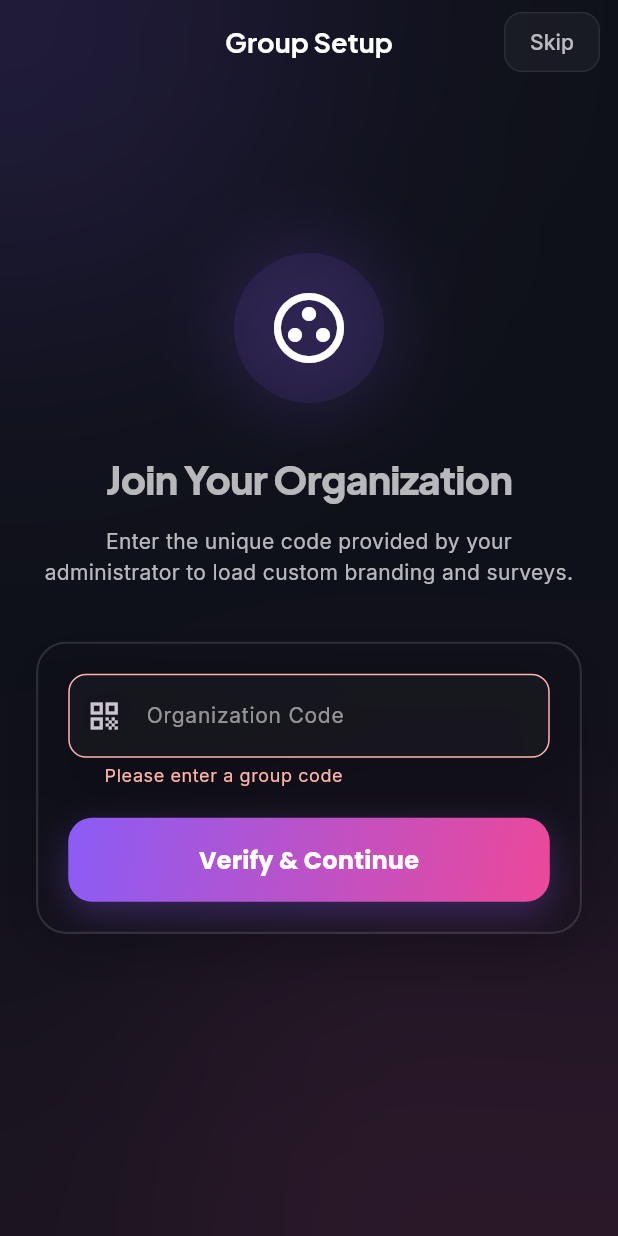
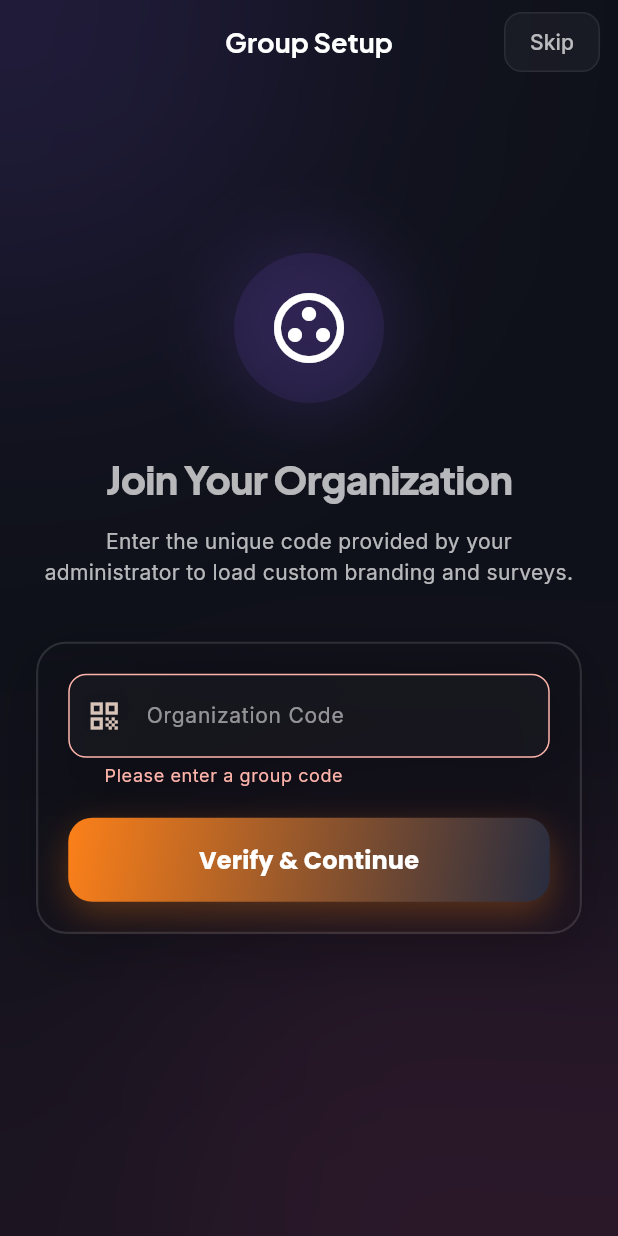
Before and after one commit to gauravtiwarincc/CommunitySurvey, a Flutter app: the screen it shows after launch, after a tap on "Verify & Continue", on a phone screen of 412 x 824 dp. Run offline on Flutter 3.47's test engine with Material 3 defaults, Android fonts, the phone set to English and light mode, and no system bars; our stand-ins replace dio, flutter_colorpicker, flutter_riverpod, flutter_secure_storage, google_fonts, share_plus and 1 more; accounts and stored records are empty; network calls fail.

Commit message:
UI Overhaul: Swiggy/Cred themes and micro-animations

```diff
--- a/flutter_app/lib/core/network/api_endpoints.dart
+++ b/flutter_app/lib/core/network/api_endpoints.dart
@@ -7,8 +7,9 @@ class ApiEndpoints {
   static const String profile = '/auth/profile';
   static const String joinOrg = '/auth/join-org';
 
-  // Config
+  // Config & Context
   static const String config = '/config';
+  static const String availableContexts = '/contexts';
 
   // Admin
   static const String adminDashboard = '/admin/dashboard';
--- a/flutter_app/lib/core/theme/theme_controller.dart
+++ b/flutter_app/lib/core/theme/theme_controller.dart
@@ -2,34 +2,67 @@ import 'package:flutter/material.dart';
 import 'package:flutter_riverpod/flutter_riverpod.dart';
 import 'package:community_survey/models/admin_models.dart';
 import 'package:community_survey/core/theme/premium_theme.dart';
+import 'package:community_survey/models/user_context.dart';
+import 'package:community_survey/features/context/context_provider.dart';
 
 class ThemeState {
   final OrganizationConfig? config;
+  final UserContext? activeContext;
+  final bool isAdminMode;
   final ThemeData lightTheme;
   final ThemeData darkTheme;
 
-  ThemeState({this.config, required this.lightTheme, required this.darkTheme});
+  ThemeState({this.config, this.activeContext, this.isAdminMode = false, required this.lightTheme, required this.darkTheme});
 }
 
 class ThemeController extends StateNotifier<ThemeState> {
-  ThemeController() : super(_createState(null));
+  ThemeController() : super(_createState(null, null, false));
 
   void updateBranding(OrganizationConfig? config) {
-    state = _createState(config);
+    state = _createState(config, state.activeContext, state.isAdminMode);
   }
 
-  static ThemeState _createState(OrganizationConfig? config) {
-    final primaryColor = _parseColor(config?.primaryColor, const Color(0xFF8B5CF6));
-    final secondaryColor = _parseColor(config?.secondaryColor, const Color(0xFFEC4899));
-    final accentColor = _parseColor(config?.accentColor, const Color(0xFF10B981));
+  void updateContextBranding(UserContext? context) {
+    state = _createState(state.config, context, state.isAdminMode);
+  }
+
+  void setAdminMode(bool isActive) {
+    if (state.isAdminMode != isActive) {
+      state = _createState(state.config, state.activeContext, isActive);
+    }
+  }
+
+  static ThemeState _createState(OrganizationConfig? config, UserContext? context, bool isAdminMode) {
+    Color primaryColor;
+    Color secondaryColor;
+    Color accentColor;
+
+    if (isAdminMode) {
+      // Midnight Blue & Gold for Admin Console
+      primaryColor = const Color(0xFFD4AF37); // Gold
+      secondaryColor = const Color(0xFF1E293B); // Midnight Blue
+      accentColor = const Color(0xFFFACC15); // Accent Gold
+    } else if (context != null && context.contextType == 'GROUP') {
+      // Group White-labeling
+      primaryColor = _parseColor(context.primaryColor ?? config?.primaryColor, const Color(0xFF8B5CF6));
+      secondaryColor = _parseColor(context.secondaryColor ?? config?.secondaryColor, const Color(0xFFEC4899));
+      accentColor = _parseColor(config?.accentColor, const Color(0xFF10B981));
+    } else {
+      // Base/Profile Mode (Swiggy inspired default: Vibrant Orange)
+      primaryColor = const Color(0xFFFC8019); // Swiggy Orange
+      secondaryColor = const Color(0xFF282C3F); // Dark slate
+      accentColor = const Color(0xFF60B246); // Success Green
+    }
 
     return ThemeState(
       config: config,
+      activeContext: context,
+      isAdminMode: isAdminMode,
       lightTheme: PremiumTheme.buildTheme(
         primary: primaryColor,
         secondary: secondaryColor,
         accent: accentColor,
-        brightness: Brightness.dark,
+        brightness: Brightness.dark, // Defaulting everything to dark mode for Cred-like sleekness
       ),
       darkTheme: PremiumTheme.buildTheme(
         primary: primaryColor,
--- a/flutter_app/lib/core/widgets/glass_card.dart
+++ b/flutter_app/lib/core/widgets/glass_card.dart
@@ -1,13 +1,14 @@
 import 'dart:ui';
 import 'package:flutter/material.dart';
 
-class GlassCard extends StatelessWidget {
+class GlassCard extends StatefulWidget {
   final Widget child;
   final EdgeInsetsGeometry? padding;
   final EdgeInsetsGeometry? margin;
   final double borderRadius;
   final Color? borderColor;
   final Color? backgroundColor;
+  final VoidCallback? onTap;
 
   const GlassCard({
     super.key,
@@ -17,14 +18,53 @@ class GlassCard extends StatelessWidget {
     this.borderRadius = 20,
     this.borderColor,
     this.backgroundColor,
+    this.onTap,
   });
 
   @override
+  State<GlassCard> createState() => _GlassCardState();
+}
+
+class _GlassCardState extends State<GlassCard> with SingleTickerProviderStateMixin {
+  late AnimationController _controller;
+  late Animation<double> _scaleAnimation;
+
+  @override
+  void initState() {
+    super.initState();
+    _controller = AnimationController(vsync: this, duration: const Duration(milliseconds: 150));
+    _scaleAnimation = Tween<double>(begin: 1.0, end: 0.97).animate(
+      CurvedAnimation(parent: _controller, curve: Curves.easeInOut),
+    );
+  }
+
+  @override
+  void dispose() {
+    _controller.dispose();
+    super.dispose();
+  }
+
+  void _onPointerDown(PointerDownEvent event) {
+    if (widget.onTap != null) _controller.forward();
+  }
+
+  void _onPointerUp(PointerUpEvent event) {
+    if (widget.onTap != null) {
+      _controller.reverse();
+      widget.onTap!();
+    }
+  }
+
+  void _onPointerCancel(PointerCancelEvent event) {
+    if (widget.onTap != null) _controller.reverse();
+  }
+
+  @override
   Widget build(BuildContext context) {
-    return Container(
-      margin: margin,
+    final cardContent = Container(
+      margin: widget.margin,
       decoration: BoxDecoration(
-        borderRadius: BorderRadius.circular(borderRadius),
+        borderRadius: BorderRadius.circular(widget.borderRadius),
         boxShadow: [
           BoxShadow(
             color: Colors.black.withOpacity(0.2),
@@ -34,31 +74,45 @@ class GlassCard extends StatelessWidget {
         ],
       ),
       child: ClipRRect(
-        borderRadius: BorderRadius.circular(borderRadius),
+        borderRadius: BorderRadius.circular(widget.borderRadius),
         child: BackdropFilter(
           filter: ImageFilter.blur(sigmaX: 24, sigmaY: 24),
           child: Container(
-            padding: padding ?? const EdgeInsets.all(20),
+            padding: widget.padding ?? const EdgeInsets.all(20),
             decoration: BoxDecoration(
-              borderRadius: BorderRadius.circular(borderRadius),
-              color: backgroundColor ?? Colors.white.withOpacity(0.03),
+              borderRadius: BorderRadius.circular(widget.borderRadius),
+              color: widget.backgroundColor ?? Colors.white.withOpacity(0.03),
               border: Border.all(
-                color: borderColor ?? Colors.white.withOpacity(0.12),
+                color: widget.borderColor ?? Colors.white.withOpacity(0.12),
                 width: 1.5,
               ),
               gradient: LinearGradient(
                 begin: Alignment.topLeft,
                 end: Alignment.bottomRight,
                 colors: [
-                  Colors.white.withOpacity(0.05),
-                  Colors.white.withOpacity(0.01),
+                  Colors.white.withOpacity(0.08),
+                  Colors.white.withOpacity(0.02),
                 ],
               ),
             ),
-            child: child,
+            child: widget.child,
           ),
         ),
       ),
     );
+
+    if (widget.onTap == null) {
+      return cardContent;
+    }
+
+    return Listener(
+      onPointerDown: _onPointerDown,
+      onPointerUp: _onPointerUp,
+      onPointerCancel: _onPointerCancel,
+      child: ScaleTransition(
+        scale: _scaleAnimation,
+        child: cardContent,
+      ),
+    );
   }
 }
--- a/flutter_app/lib/features/profile/profile_page.dart
+++ b/flutter_app/lib/features/profile/profile_page.dart
@@ -1,6 +1,7 @@
 import 'package:flutter/material.dart';
 import 'package:flutter_riverpod/flutter_riverpod.dart';
 import 'package:community_survey/features/auth/auth_provider.dart';
+import 'package:community_survey/features/profile/widgets/context_switcher.dart';
 import 'package:community_survey/models/user.dart';
 import 'package:community_survey/services/auth_service.dart';
 import 'package:community_survey/services/organization_service.dart';
@@ -54,6 +55,7 @@ class ProfilePage extends ConsumerWidget {
             child: Column(
               crossAxisAlignment: CrossAxisAlignment.stretch,
               children: [
+                const ContextSwitcher(),
                 if (user != null) ...[
                   // Hero avatar card
                   GlassCard(
--- a/flutter_app/lib/models/survey.dart
+++ b/flutter_app/lib/models/survey.dart
@@ -63,6 +63,7 @@ class Survey {
   final String? organizationId;
   final List<SurveyQuestion> questions;
   final DateTime? expiresAt;
+  final DateTime? createdAt;
 
   Survey({
     required this.id,
@@ -74,6 +75,7 @@ class Survey {
     this.organizationId,
     required this.questions,
     this.expiresAt,
+    this.createdAt,
   });
 
   factory Survey.fromJson(Map<String, dynamic> json) {
@@ -102,6 +104,7 @@ class Survey {
       expiresAt: json['expiresAt'] != null
           ? DateTime.parse(json['expiresAt'] as String)
           : mockExpiresAt,
+      createdAt: json['createdAt'] != null ? DateTime.tryParse(json['createdAt'] as String) : null,
     );
   }
 
```
Also changed, not shown: flutter_app/lib/core/network/api_client.dart (+23 -0 lines), flutter_app/lib/core/storage/token_store.dart (+22 -0 lines), flutter_app/lib/core/theme/premium_theme.dart (+15 -0 lines), flutter_app/lib/features/admin/admin_dashboard_page.dart (+17 -5 lines), flutter_app/lib/features/admin/admin_users_list_page.dart (+11 -1 lines), flutter_app/lib/features/context/context_provider.dart (added, +100 -0 lines), flutter_app/lib/features/dashboard/dashboard_page.dart (+60 -49 lines), flutter_app/lib/features/dashboard/main_tab_container.dart (+13 -5 lines), flutter_app/lib/features/profile/widgets/context_switcher.dart (added, +134 -0 lines), flutter_app/lib/features/survey/survey_list_page.dart (+17 -45 lines), flutter_app/lib/models/user_context.dart (added, +47 -0 lines), flutter_app/lib/services/context_service.dart (added, +30 -0 lines).
